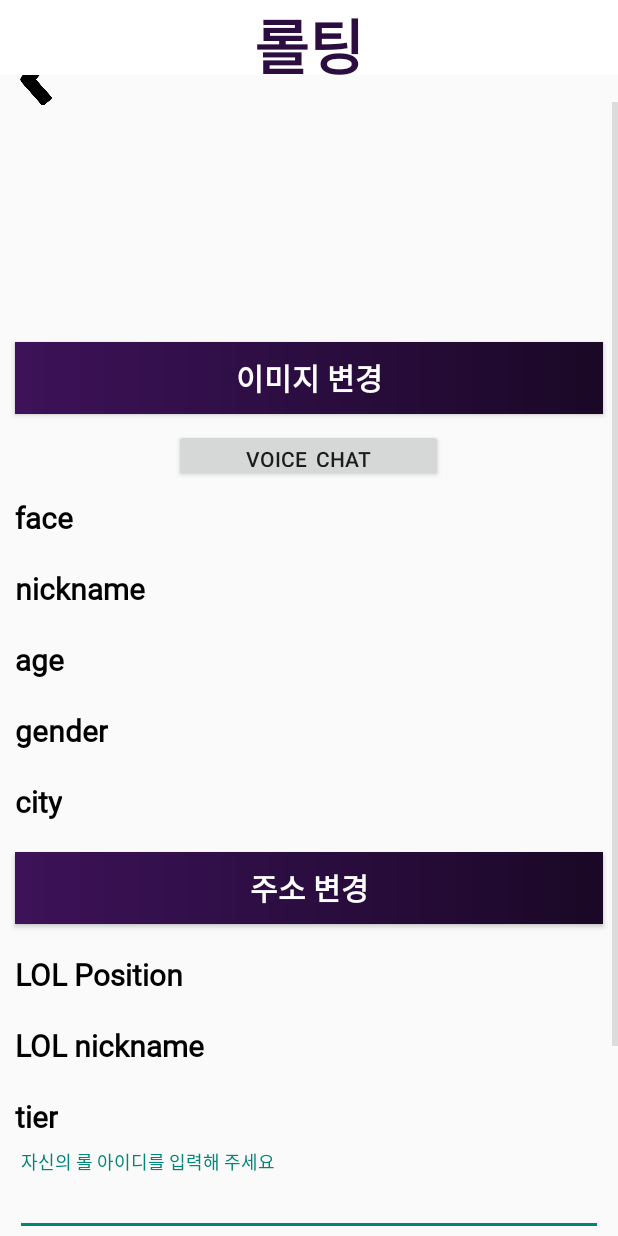
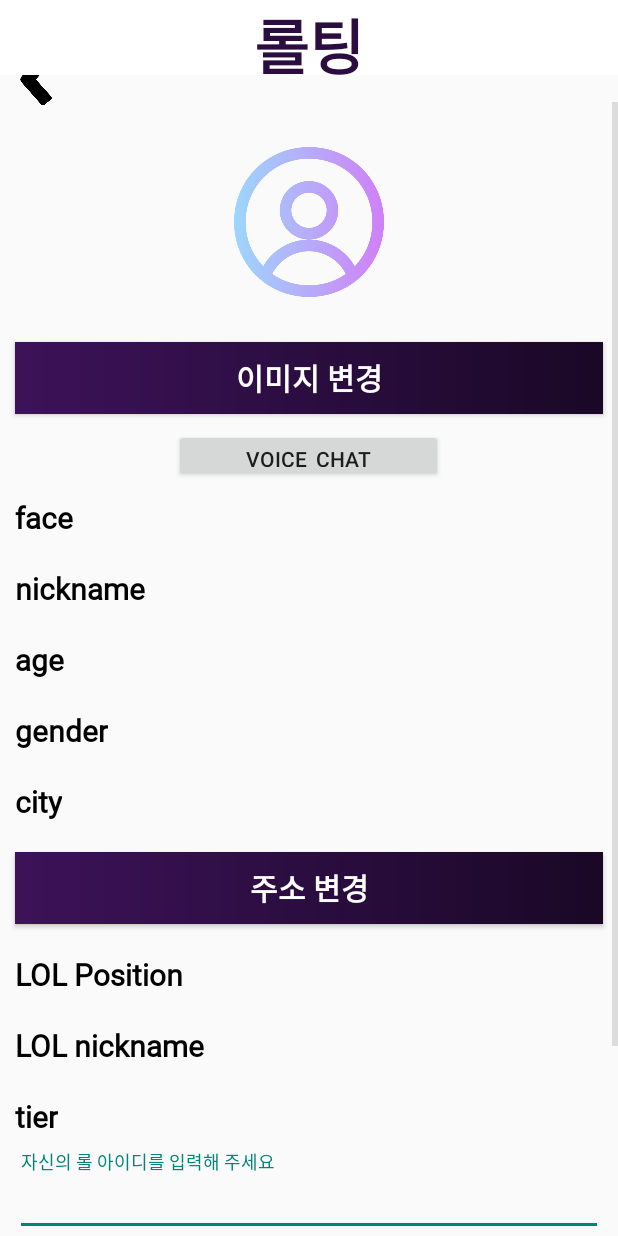
Before and after one commit to Tesssssssssy/Android-LOLTING, an Android app: the layout activity_my_page.xml on its own in the app's theme, with its tools: preview values and no code run, on a phone screen of 412 x 824 dp. Run offline under Robolectric (Android 15) with nearby library versions, the phone set to English and light mode, and no system bars; Roboto replaces fonts that are not available here.

Commit message:
마이페이지 기본이미지

```diff
--- a/app/src/main/res/layout/activity_my_page.xml
+++ b/app/src/main/res/layout/activity_my_page.xml
@@ -33,7 +33,8 @@
                 android:layout_width="100dp"
                 android:layout_height="100dp"
                 android:layout_gravity="center"
-                android:layout_margin="20dp" />
+                android:layout_margin="20dp"
+                android:src="@drawable/profile"/>
 
             <Button
                 android:id="@+id/changebtn"
```
Also changed, not shown: app/src/main/java/com/example/sogating_app/auth/JoinActivity.kt (+6 -4 lines).
